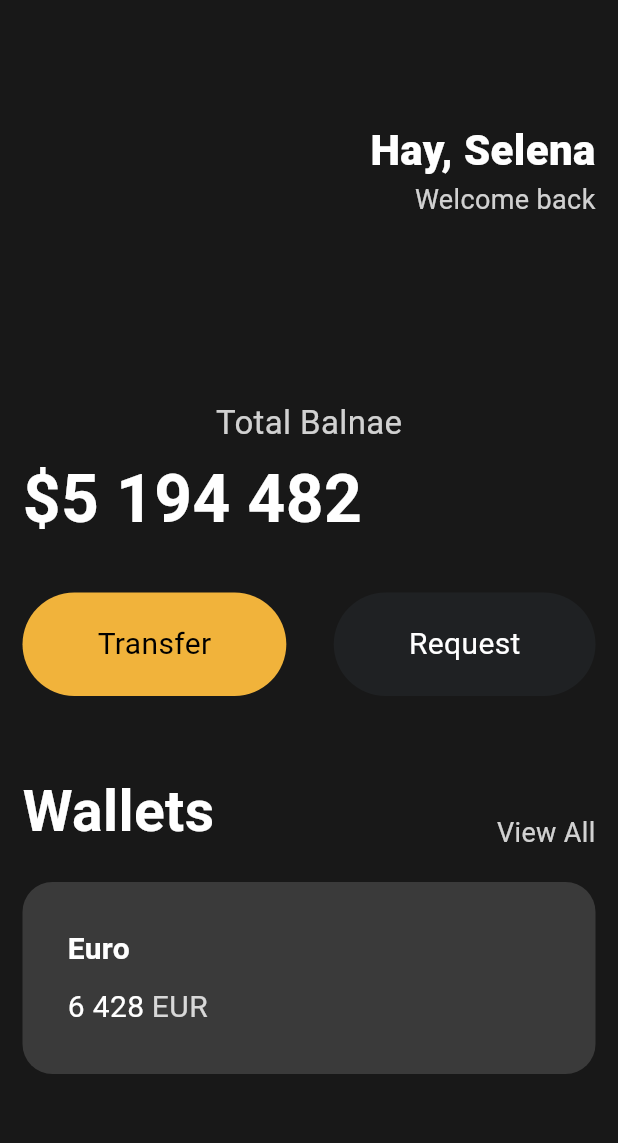
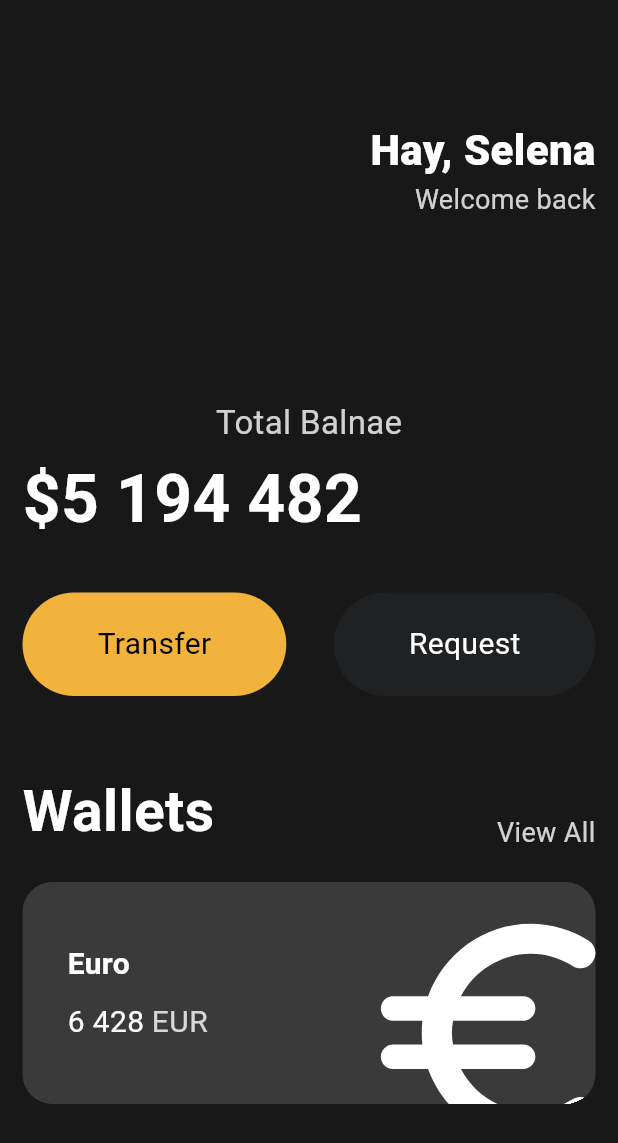
Before and after one commit to maskelog/Flutter_App, a Flutter app: the screen it shows after launch, on a phone screen of 412 x 824 dp. Shown: the top 1143 px of the screen. Run offline on Flutter 3.47's test engine with Material 3 defaults, Android fonts, the phone set to English and light mode, and no system bars.

Commit message:
Card icon 추가

```diff
--- a/toonweb/lib/main.dart
+++ b/toonweb/lib/main.dart
@@ -120,6 +120,7 @@ class App extends StatelessWidget {
                   height: 20,
                 ),
                 Container(
+                  clipBehavior: Clip.hardEdge,
                   decoration: BoxDecoration(
                     color: const Color.fromARGB(255, 58, 58, 58),
                     borderRadius: BorderRadius.circular(20),
@@ -127,6 +128,7 @@ class App extends StatelessWidget {
                   child: Padding(
                     padding: const EdgeInsets.all(30),
                     child: Row(
+                      mainAxisAlignment: MainAxisAlignment.spaceBetween,
                       children: [
                         Column(
                           crossAxisAlignment: CrossAxisAlignment.start,
@@ -165,6 +167,17 @@ class App extends StatelessWidget {
                             ),
                           ],
                         ),
+                        Transform.scale(
+                          scale: 2.2,
+                          child: Transform.translate(
+                            offset: const Offset(3, 12),
+                            child: const Icon(
+                              Icons.euro_rounded,
+                              color: Colors.white,
+                              size: 88,
+                            ),
+                          ),
+                        )
                       ],
                     ),
                   ),
```
